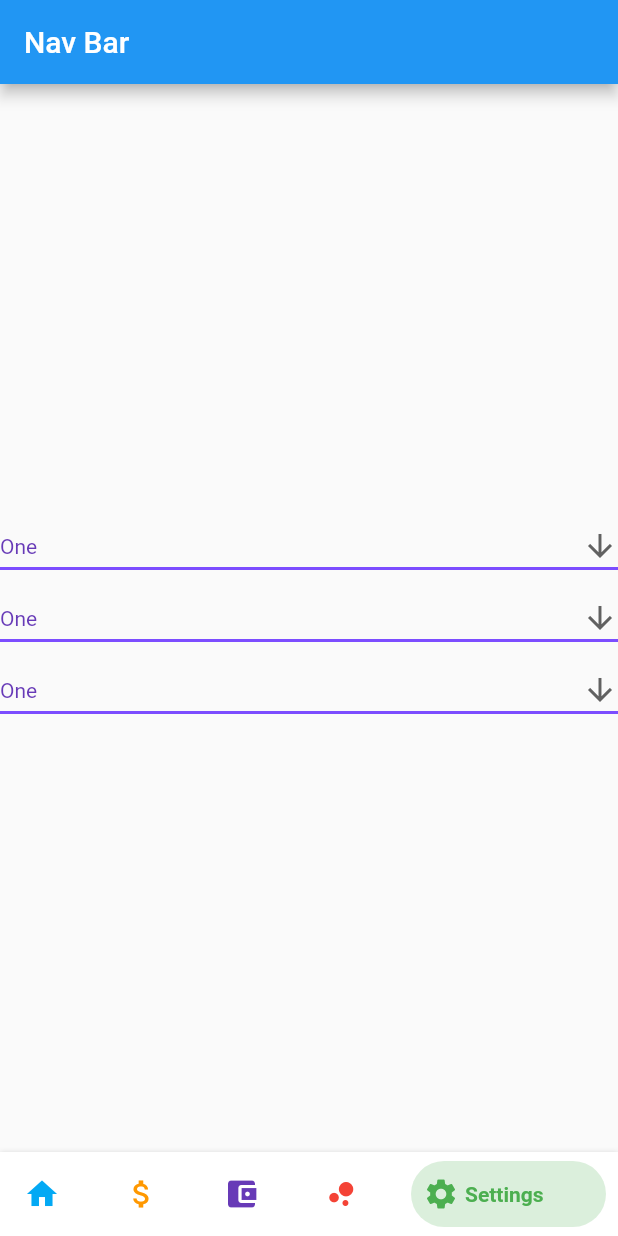
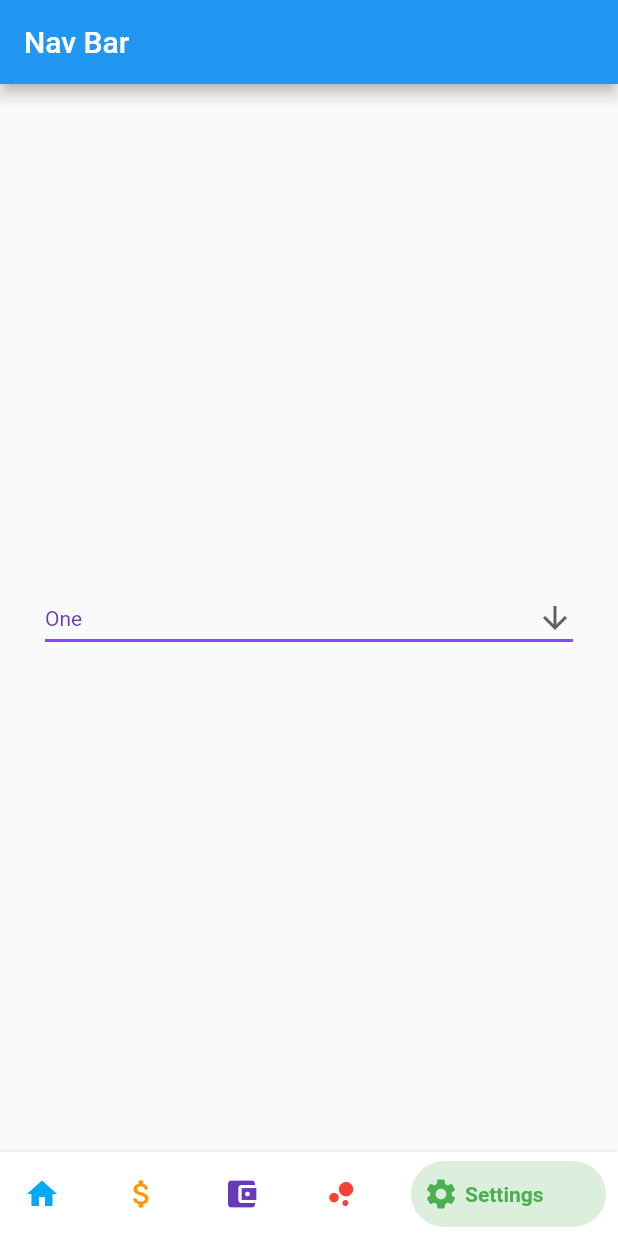
Before and after one commit to jkbngl/FFD, a Flutter app: the MyHomePage screen opened directly, swiped to page 5, on a phone screen of 412 x 824 dp. Run offline on Flutter 3.47's test engine with Material 2 defaults, Android fonts, the light colour scheme and no system bars; drawn by our look-alikes of bottom_navy_bar.

Commit message:
#21 #11 added container in column and adjusted width

```diff
--- a/flutter/ffd/lib/backup_color_change_on_nav_tab.dart
+++ b/flutter/ffd/lib/backup_color_change_on_nav_tab.dart
@@ -110,7 +110,17 @@ class _MyHomePageState extends State<MyHomePage> {
               mainAxisAlignment: MainAxisAlignment.center,
               crossAxisAlignment: CrossAxisAlignment.center,
               children: <Widget>[
-                DropdownButton<String>(
+                Container(
+                  constraints: BoxConstraints.expand(
+                    height:
+                    Theme.of(context).textTheme.display1.fontSize * 1.1 + 200.0,
+                  ),
+
+                  padding: const EdgeInsets.all(30.0),
+                  //color: Colors.blue[600],
+                  alignment: Alignment.center,
+                  //child: Text('Submit'),
+                  child: DropdownButton<String>(
                     value: dropdownValue,
                     icon: Icon(Icons.arrow_downward),
                     iconSize: 24,
@@ -131,8 +141,8 @@ class _MyHomePageState extends State<MyHomePage> {
                         builder: (BuildContext context) {
                           // return object of type Dialog
                           return AlertDialog(
-                          title: new Text("Choosen:"),
-                          content: new Text("Value: " + dropdownValue),
+                            title: new Text("Alert Dialog title"),
+                            content: new Text("Alert Dialog body"),
                             actions: <Widget>[
                               // usually buttons at the bottom of the dialog
                               new FlatButton(
@@ -154,92 +164,6 @@ class _MyHomePageState extends State<MyHomePage> {
                       );
                     }).toList(),
                   ),
-                DropdownButton<String>(
-                  value: dropdownValue,
-                  icon: Icon(Icons.arrow_downward),
-                  iconSize: 24,
-                  elevation: 16,
-                  style: TextStyle(color: Colors.deepPurple),
-                  isExpanded: true,
-                  underline: Container(
-                    height: 2,
-                    width: 5000,
-                    color: Colors.deepPurpleAccent,
-                  ),
-                  onChanged: (String newValue) {
-                    setState(() {
-                      dropdownValue = newValue;
-                    });
-                    showDialog(
-                      context: context,
-                      builder: (BuildContext context) {
-                        // return object of type Dialog
-                        return AlertDialog(
-                          title: new Text("Choosen:"),
-                          content: new Text("Value: " + dropdownValue),
-                          actions: <Widget>[
-                            // usually buttons at the bottom of the dialog
-                            new FlatButton(
-                              child: new Text("Close"),
-                              onPressed: () {
-                                Navigator.of(context).pop();
-                              },
-                            ),
-                          ],
-                        );
-                      },
-                    );
-                  },
-                  items: <String>['One', 'Two', 'Free', 'Four']
-                      .map<DropdownMenuItem<String>>((String value) {
-                    return DropdownMenuItem<String>(
-                      value: value,
-                      child: Text(value),
-                    );
-                  }).toList(),
-                ),DropdownButton<String>(
-                  value: dropdownValue,
-                  icon: Icon(Icons.arrow_downward),
-                  iconSize: 24,
-                  elevation: 16,
-                  style: TextStyle(color: Colors.deepPurple),
-                  isExpanded: true,
-                  underline: Container(
-                    height: 2,
-                    width: 5000,
-                    color: Colors.deepPurpleAccent,
-                  ),
-                  onChanged: (String newValue) {
-                    setState(() {
-                      dropdownValue = newValue;
-                    });
-                    showDialog(
-                      context: context,
-                      builder: (BuildContext context) {
-                        // return object of type Dialog
-                        return AlertDialog(
-                          title: new Text("Choosen:"),
-                          content: new Text("Value: " + dropdownValue),
-                          actions: <Widget>[
-                            // usually buttons at the bottom of the dialog
-                            new FlatButton(
-                              child: new Text("Close"),
-                              onPressed: () {
-                                Navigator.of(context).pop();
-                              },
-                            ),
-                          ],
-                        );
-                      },
-                    );
-                  },
-                  items: <String>['One', 'Two', 'Free', 'Four']
-                      .map<DropdownMenuItem<String>>((String value) {
-                    return DropdownMenuItem<String>(
-                      value: value,
-                      child: Text(value),
-                    );
-                  }).toList(),
                 ),
               ],
             ),
```
Lines whose indentation alone changed are shown as unchanged.
